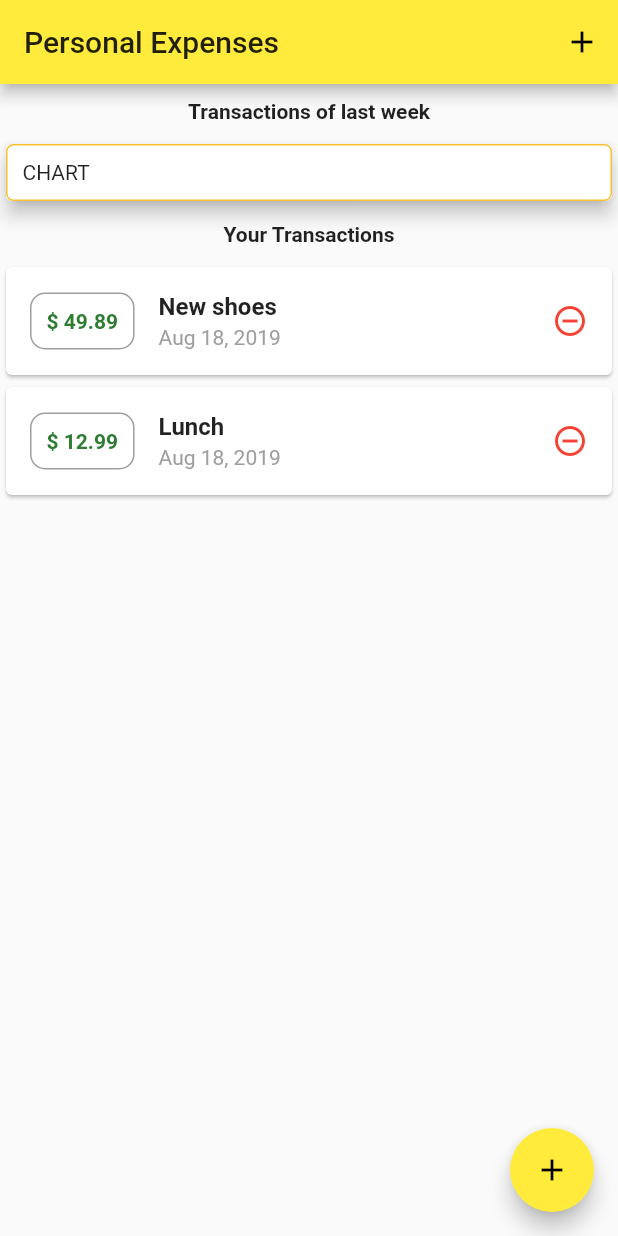
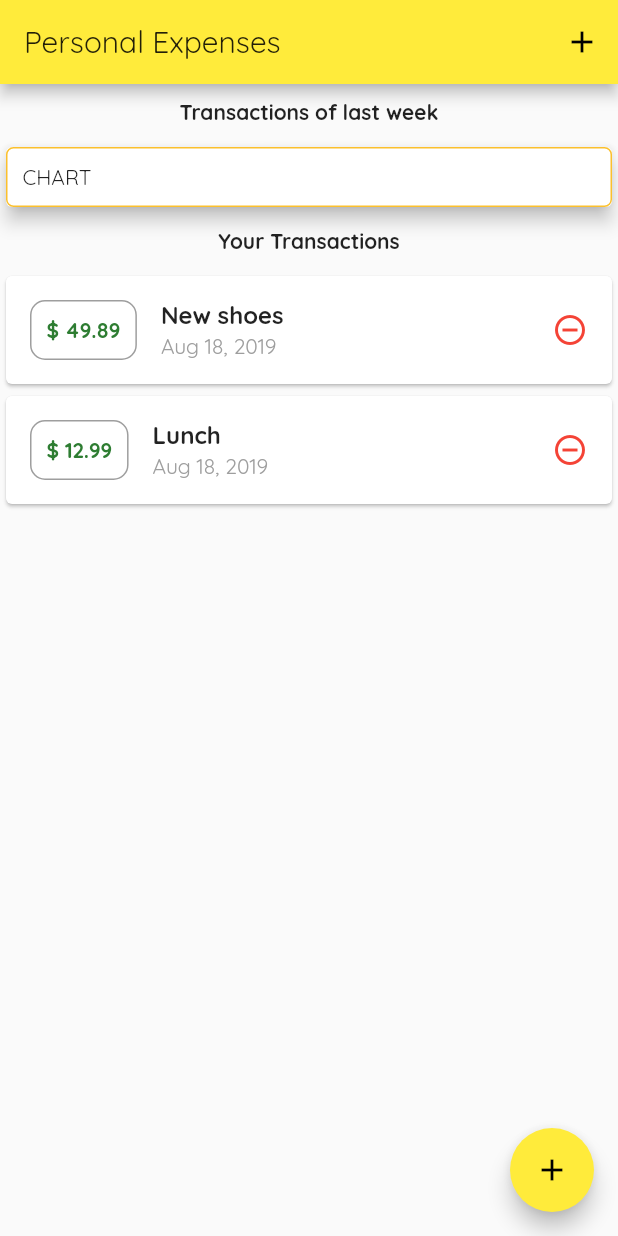
Before and after one commit to aanupam29/Maximilian-s-Flutter-course, a Flutter app: the screen it shows after launch, on a phone screen of 412 x 824 dp. Run offline on Flutter 3.47's test engine with Material 2 defaults, Android fonts, the phone set to English and light mode, and no system bars.

Commit message:
Chaging the app font to Quicksand

```diff
--- a/expenses_app/lib/main.dart
+++ b/expenses_app/lib/main.dart
@@ -13,6 +13,7 @@ class MyApp extends StatelessWidget {
       title: 'Personal Expenses',
       theme: ThemeData(
         primarySwatch: Colors.yellow,
+        fontFamily: 'Quicksand',
       ),
       home: MyHomePage(),
     );
```
Also changed, not shown: expenses_app/pubspec.yaml (+7 -6 lines), expenses_app/assets/fonts/Quicksand-Bold.ttf (added), expenses_app/assets/fonts/Quicksand-Light.ttf (added), expenses_app/assets/fonts/Quicksand-Regular.ttf (added).
